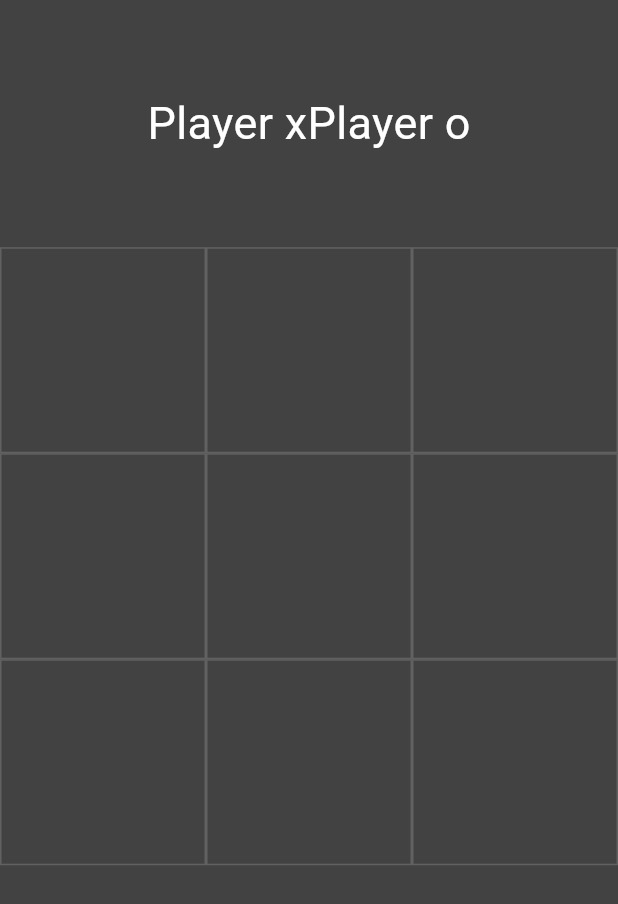
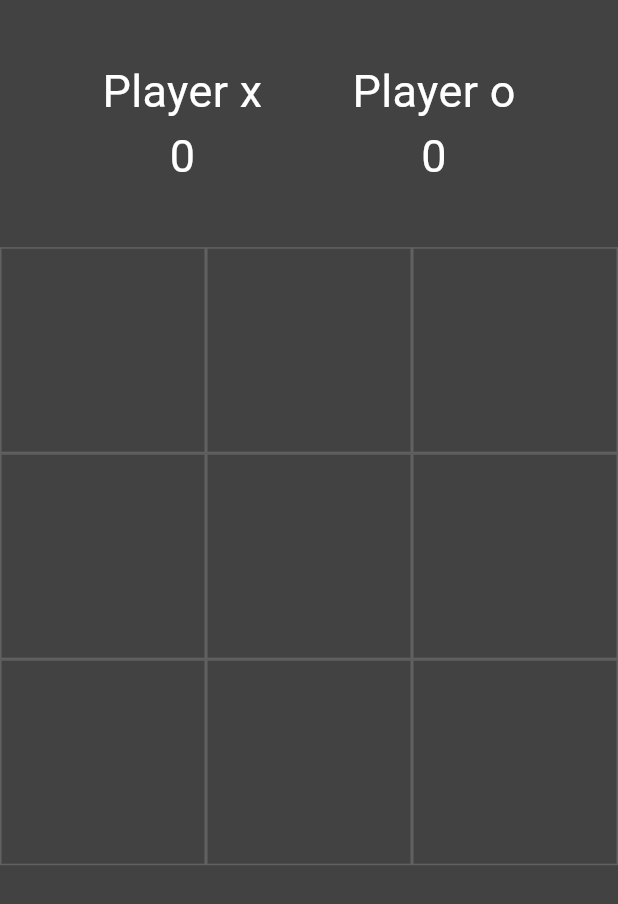
Before and after one commit to TanyaSingh67/Tic-Tac-Toe-game, a Flutter app: the screen it shows after launch, on a phone screen of 412 x 824 dp. Shown: the top 904 px of the screen. Run offline on Flutter 3.47's test engine with Material 3 defaults, Android fonts, the phone set to English and light mode, and no system bars.

Commit message:
updated homepage

```diff
--- a/lib/main.dart
+++ b/lib/main.dart
@@ -1,6 +1,6 @@
-import 'package:flutter/cupertino.dart';
+// ignore_for_file: prefer_interpolation_to_compose_strings
+
 import 'package:flutter/material.dart';
-import 'package:flutter/widgets.dart';
 
 void main() {
   runApp(const MyApp());
@@ -28,24 +28,48 @@ class homepage extends StatefulWidget {
 class _homepageState extends State<homepage> {
   bool onTurn = true;
   List<String> displayExOh = ['', '', '', '', '', '', '', '', ''];
+  int ohscore = 0;
+  int exxscore = 0;
+
   @override
   Widget build(BuildContext context) {
     return Scaffold(
         backgroundColor: Colors.grey[800],
-        body: Column(
-          children:<Widget> [
-            Expanded(child: Container(
-              child:const Row(
+        body: Column(children: <Widget>[
+          Expanded(
+              child: Container(
+                  child: Row(
             mainAxisAlignment: MainAxisAlignment.center,
             children: [
-                  Text("Player x",style: TextStyle(color: Colors.white,fontSize: 30),),
-                  Text("Player o", style: TextStyle(color: Colors.white,fontSize: 30)),
-
+              Padding(
+                padding: EdgeInsets.all(30),
+                child: Column(
+                    mainAxisAlignment: MainAxisAlignment.center,
+                    children: [
+                      const Text(
+                        "Player x",
+                        style: TextStyle(color: Colors.white, fontSize: 30),
+                      ),
+                      Text(exxscore.toString(),
+                          style: TextStyle(color: Colors.white, fontSize: 30)),
+                    ]),
+              ),
+              Padding(
+                padding: EdgeInsets.all(30),
+                child: Column(
+                    mainAxisAlignment: MainAxisAlignment.center,
+                    children: [
+                      const Text(
+                        "Player o",
+                        style: TextStyle(color: Colors.white, fontSize: 30),
+                      ),
+                      Text(ohscore.toString(),
+                          style: const TextStyle(
+                              color: Colors.white, fontSize: 30)),
+                    ]),
+              )
             ],
-              )
-
-            )),
-
+          ))),
           Expanded(
             flex: 3,
             child: GridView.builder(
@@ -63,25 +87,24 @@ class _homepageState extends State<homepage> {
                     child: Center(
                       child: Text(
                         displayExOh[index],
-                        style: const TextStyle(fontSize: 40, color: Colors.white),
+                        style:
+                            const TextStyle(fontSize: 40, color: Colors.white),
                       ),
                     ),
-
                   ),
                 );
               },
             ),
           ),
-
           Expanded(child: Container()),
         ]));
   }
 
   void _tapped(int index) {
     setState(() {
-      if (onTurn && displayExOh[index]=='') {
+      if (onTurn && displayExOh[index] == '') {
         displayExOh[index] = 'o';
-      } else if(!onTurn && displayExOh[index]=='') {
+      } else if (!onTurn && displayExOh[index] == '') {
         displayExOh[index] = 'x';
       }
 
@@ -140,11 +163,37 @@ class _homepageState extends State<homepage> {
     }
   }
 
-  void _showinDialog(String winne) {
-    showDialog(context: context, builder: (BuildContext context) {
-      return const AlertDialog(
-title: Text('WINNER!'),
+  void _showinDialog(String winner) {
+    showDialog(
+        barrierDismissible: false,
+        context: context,
+        builder: (BuildContext context) {
+          return AlertDialog(
+            title: Text('WINNER Is: ' + winner),
+            actions: [
+              TextButton(
+                  onPressed: () {
+                    _clearcode();
+                    Navigator.of(context).pop();
+                  },
+                  child: const Text(
+                    "Play again",
+                  ))
+            ],
           );
+        });
+    if (winner == 'o') {
+      ohscore += 1;
+    } else if (winner == 'x') {
+      exxscore += 1;
+    }
+  }
+
+  void _clearcode() {
+    setState(() {
+      for (int i = 0; i < 9; i++) {
+        displayExOh[i] = '';
+      }
     });
   }
 }
```
Lines whose indentation alone changed are shown as unchanged.
